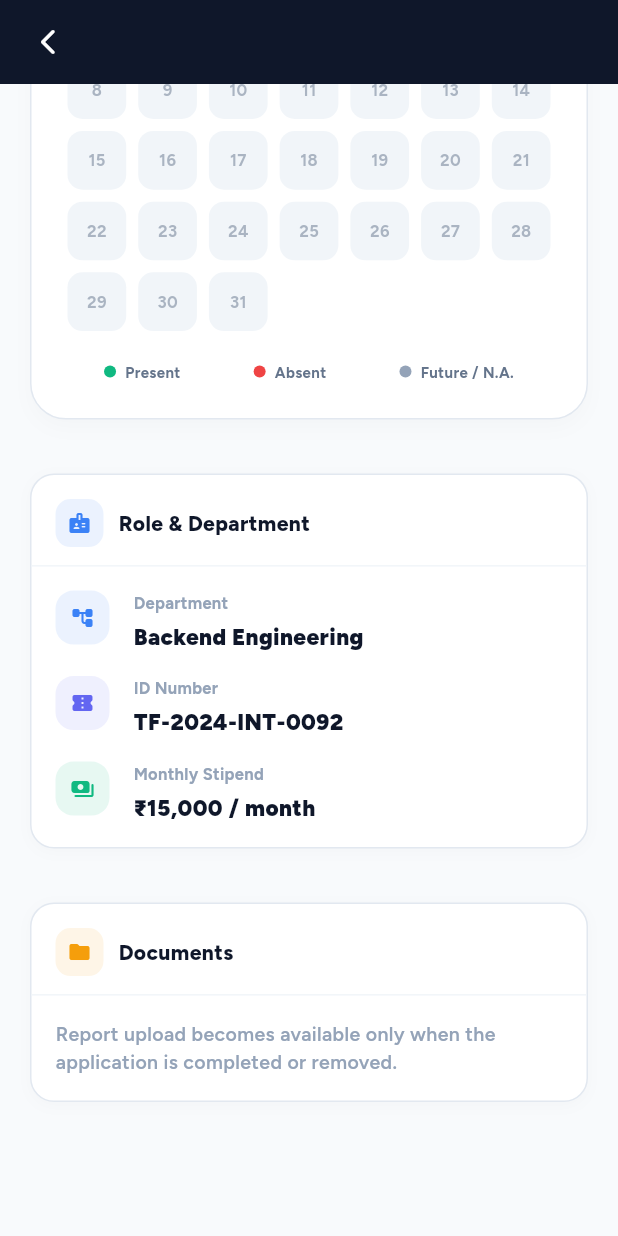
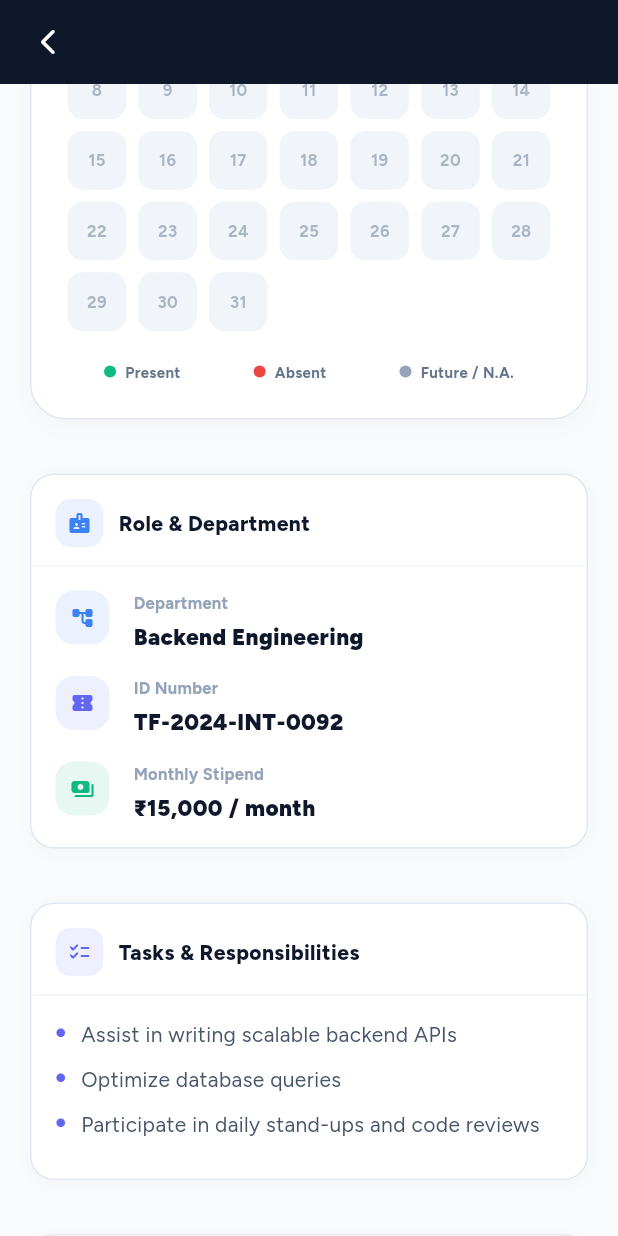
Before and after one commit to charanrajb28/myapp, a Flutter app: the InternshipDetailScreen screen opened directly with sample values from the repository, scrolled down 777 dp, on a phone screen of 412 x 824 dp. Run offline on Flutter 3.47's test engine with Material 3 defaults, Android fonts, the phone set to English and light mode, and no system bars; our stand-ins replace file_picker, firebase_auth, firebase_core, firebase_messaging, flutter_local_notifications, flutter_riverpod and 5 more; missing offline and left inert: dart:html, excel, file_selector, mailer, mobile_scanner; accounts and stored records are empty; network calls fail.

Commit message:
now i have fixed the issue

```diff
--- a/lib/models/internship.dart
+++ b/lib/models/internship.dart
@@ -23,6 +23,8 @@ class StudentInternship {
   final String about;
   final List<String> responsibilities;
   final List<String> activeDays;
+  final List<String> eligibleDepartments;
+  final List<String> eligibleYears;
   final String notes;
   final List<Map<String, dynamic>> alerts;
   final List<Map<String, dynamic>> checkins;
@@ -52,6 +54,8 @@ class StudentInternship {
     required this.about,
     this.responsibilities = const [],
     this.activeDays = const [],
+    this.eligibleDepartments = const [],
+    this.eligibleYears = const [],
     this.notes = '',
     this.alerts = const [],
     this.checkins = const [],
--- a/lib/screens/student/checkins/checkins_screen.dart
+++ b/lib/screens/student/checkins/checkins_screen.dart
@@ -57,8 +57,9 @@ class _CheckinsScreenState extends State<CheckinsScreen>
         _activeInternships =
             internships
                 .where((internship) =>
-                    internship.status == 'Active' &&
-                    internship.internshipStatus.toUpperCase() == 'ACTIVE')
+                    internship.status.trim().toUpperCase() == 'ACTIVE' &&
+                    (internship.internshipStatus.trim().toUpperCase() == 'ACTIVE' ||
+                        internship.internshipStatus.trim().toUpperCase() == 'ONGOING'))
                 .toList();
         _syncCheckinState(_activeInternships);
         _isLoading = false;
--- a/lib/screens/student/internship/my_internship_screen.dart
+++ b/lib/screens/student/internship/my_internship_screen.dart
@@ -1466,6 +1466,54 @@ class InternshipDetailScreen extends StatelessWidget {
                       color: internship.brandColor,
                       child: _RoleSection(internship: internship),
                     ),
+                    const SizedBox(height: 36),
+                    _DetailSectionCard(
+                      title: 'Tasks & Responsibilities',
+                      icon: Icons.checklist_rounded,
+                      color: const Color(0xFF6366F1),
+                      child: internship.responsibilities.isEmpty
+                          ? const Text('No tasks specified.', style: TextStyle(color: Color(0xFF64748B)))
+                          : Column(
+                              crossAxisAlignment: CrossAxisAlignment.start,
+                              children: internship.responsibilities.map((task) => Padding(
+                                padding: const EdgeInsets.only(bottom: 10),
+                                child: Row(
+                                  crossAxisAlignment: CrossAxisAlignment.start,
+                                  children: [
+                                    const Padding(
+                                      padding: EdgeInsets.only(top: 5),
+                                      child: Icon(Icons.circle, size: 7, color: Color(0xFF6366F1)),
+                                    ),
+                                    const SizedBox(width: 10),
+                                    Expanded(child: Text(task, style: const TextStyle(color: Color(0xFF475569), height: 1.4))),
+                                  ],
+                                ),
+                              )).toList(),
+                            ),
+                    ),
+                    const SizedBox(height: 36),
+                    _DetailSectionCard(
+                      title: 'Eligibility',
+                      icon: Icons.school_rounded,
+                      color: const Color(0xFF0EA5E9),
+                      child: Column(
+                        crossAxisAlignment: CrossAxisAlignment.start,
+                        children: [
+                          Text('Departments: ${internship.eligibleDepartments.isEmpty ? 'Open to all' : internship.eligibleDepartments.join(', ')}', style: const TextStyle(color: Color(0xFF475569), height: 1.4)),
+                          const SizedBox(height: 8),
+                          Text('Years of study: ${internship.eligibleYears.isEmpty ? 'Open to all' : internship.eligibleYears.join(', ')}', style: const TextStyle(color: Color(0xFF475569), height: 1.4)),
+                        ],
+                      ),
+                    ),
+                    if (internship.notes.trim().isNotEmpty) ...[
+                      const SizedBox(height: 36),
+                      _DetailSectionCard(
+                        title: 'Important Notes',
+                        icon: Icons.info_rounded,
+                        color: const Color(0xFFF59E0B),
+                        child: Text(internship.notes, style: const TextStyle(color: Color(0xFF92400E), height: 1.5)),
+                      ),
+                    ],
                     if (internship.feedbackFormSchema != null &&
                         internship.feedbackFormSchema!.isNotEmpty &&
                         internship.feedbackFormSchema!.first is Map &&
```
Also changed, not shown: lib/screens/admin/companies/role_detail_screen.dart (+50 -0 lines), lib/screens/student/student_portal_repository.dart (+13 -3 lines).
